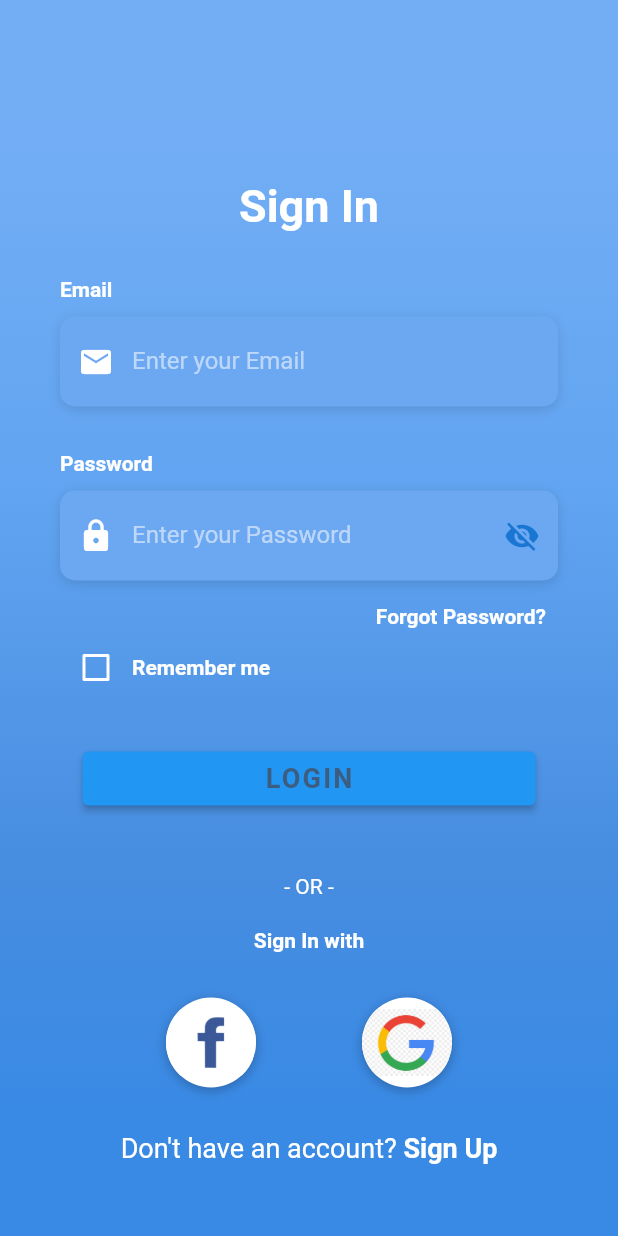
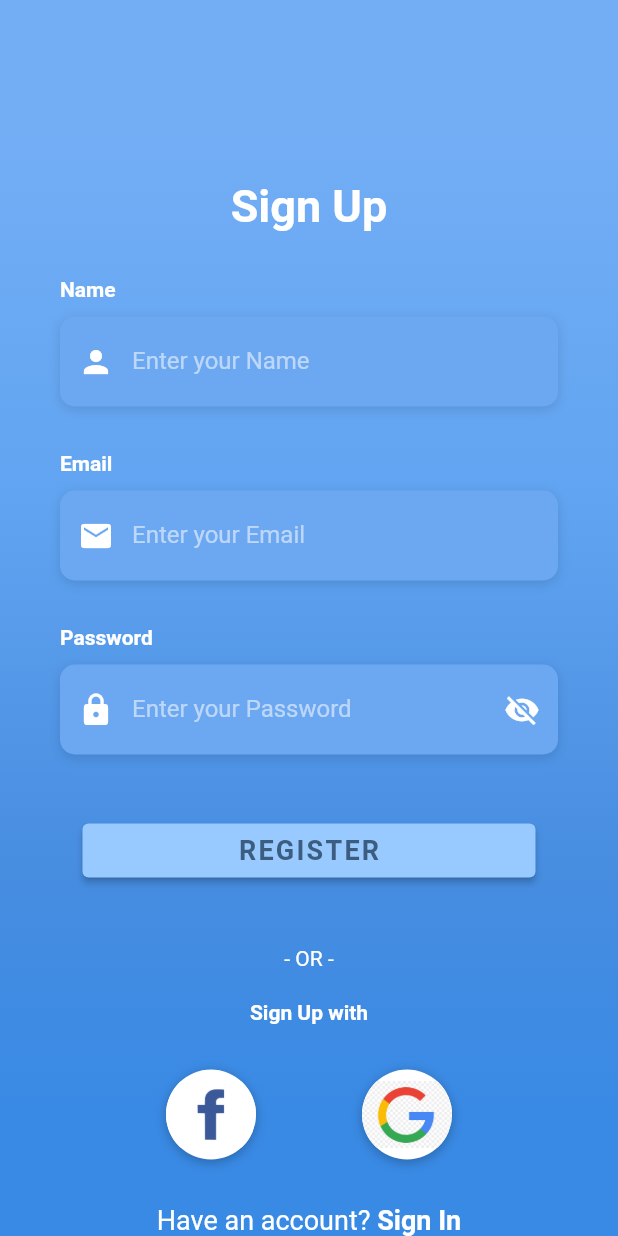
Before and after one commit to harith-alsafi/notepad, a Flutter app: the screen it shows after launch, after a tap on an icon or button, on a phone screen of 412 x 824 dp. Run offline on Flutter 3.47's test engine with Material 2 defaults, Android fonts, the light colour scheme and no system bars; our stand-ins replace firebase_auth, firebase_core; accounts and stored records are empty; network calls fail; Roboto replaces fonts that are missing (OpenSans).

Commit message:
connected login and sign in view

```diff
--- a/lib/main.dart
+++ b/lib/main.dart
@@ -1,6 +1,5 @@
 import 'package:flutter/material.dart';
 import 'package:notepad/views/login_view.dart';
-import 'package:notepad/views/register_view.dart';
 
 void main() {
   WidgetsFlutterBinding.ensureInitialized();
--- a/lib/views/entry_view.dart
+++ b/lib/views/entry_view.dart
@@ -3,7 +3,7 @@ import 'package:flutter/foundation.dart';
 import 'package:flutter/material.dart';
 import 'package:flutter/services.dart';
 import '../firebase_options.dart';
-import '../utilities/constants.dart';
+import 'constant_templates.dart';
 import '../utilities/debug_print.dart';
 
 class EntryView extends StatefulWidget {
@@ -128,7 +128,7 @@ class _EntryViewState extends State<EntryView> {
                         _passwordHidden
                             ? Icons.visibility_off
                             : Icons.visibility,
-                        color: Theme.of(context).primaryColorDark,
+                        color: Colors.white,
                       ),
                       onPressed: () {
                         setState(() {
@@ -208,15 +208,13 @@ class _EntryViewState extends State<EntryView> {
       child: Padding(
         padding: const EdgeInsets.all(15.0),
         child: ElevatedButton(
-          // elevation: 5.0,
+          style: const ButtonStyle(
+              backgroundColor:
+                  MaterialStatePropertyAll(Color.fromARGB(255, 152, 202, 255))),
           onPressed: () async {
             await widget.loginButtonAction(context, _email.text, _password.text,
                 name: _name.text);
           },
-          // shape: RoundedRectangleBorder(
-          //   borderRadius: BorderRadius.circular(30.0),
-          // ),
-          // color: Colors.white,
           child: Text(
             widget.loginButtonText,
             style: const TextStyle(
--- a/lib/views/login_view.dart
+++ b/lib/views/login_view.dart
@@ -1,5 +1,6 @@
 import 'package:firebase_auth/firebase_auth.dart';
 import 'package:flutter/material.dart';
+import 'package:notepad/views/register_view.dart';
 import '../utilities/debug_print.dart';
 import 'entry_view.dart';
 
@@ -37,7 +38,12 @@ class _LoginViewState extends State<LoginView> {
           Logger.red.log("Error occured: $e");
         }
       },
-      fotterAction: (context) {},
+      fotterAction: (context) {
+        Navigator.push(
+          context,
+          MaterialPageRoute(builder: (context) => const RegisterView()),
+        );
+      },
       facebookAction: (context) {},
       googleAction: (context) {},
     );
--- a/lib/views/register_view.dart
+++ b/lib/views/register_view.dart
@@ -1,6 +1,7 @@
 import 'package:firebase_auth/firebase_auth.dart';
 import 'package:flutter/material.dart';
 import 'package:notepad/views/entry_view.dart';
+import 'package:notepad/views/login_view.dart';
 import '../utilities/debug_print.dart';
 
 class RegisterView extends StatefulWidget {
@@ -35,7 +36,9 @@ class _RegisterViewState extends State<RegisterView> {
           Logger.red.log("Error occured: $e");
         }
       },
-      fotterAction: (context) {},
+      fotterAction: (context) {
+        Navigator.pop(context);
+      },
       facebookAction: (context) {},
       googleAction: (context) {},
     );
```
Also changed, not shown: lib/labeled_check_box.dart (deleted, +0 -37 lines), lib/views/constant_templates.dart (renamed from lib/utilities/constants.dart).
